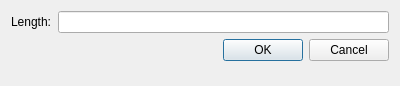
First picture: the form in Ui/UiFiles/Square_cross_section_dialog_window.ui, repository mark2661/beamCalculator, before the edit.
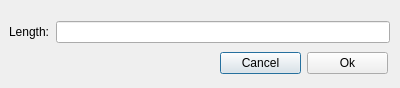
Second picture: the form after the edit.

Commit message: added automated test for dialog windows

Patch:
```diff
--- a/Ui/UiFiles/Square_cross_section_dialog_window.ui
+++ b/Ui/UiFiles/Square_cross_section_dialog_window.ui
@@ -7,34 +7,60 @@
     <x>0</x>
     <y>0</y>
     <width>400</width>
-    <height>86</height>
+    <height>88</height>
    </rect>
   </property>
   <property name="windowTitle">
    <string>Dialog</string>
   </property>
-  <layout class="QFormLayout" name="formLayout">
-   <item row="2" column="0">
-    <widget class="QLabel" name="label">
-     <property name="text">
-      <string>Length:</string>
-     </property>
-    </widget>
-   </item>
-   <item row="2" column="1">
-    <widget class="QLineEdit" name="CrossSectionLengthInputField"/>
-   </item>
-   <item row="3" column="1">
-    <widget class="QDialogButtonBox" name="buttonBox">
-     <property name="orientation">
-      <enum>Qt::Horizontal</enum>
-     </property>
-     <property name="standardButtons">
-      <set>QDialogButtonBox::Cancel|QDialogButtonBox::Ok</set>
-     </property>
-    </widget>
-   </item>
-  </layout>
+  <widget class="QWidget" name="layoutWidget_2">
+   <property name="geometry">
+    <rect>
+     <x>220</x>
+     <y>50</y>
+     <width>168</width>
+     <height>27</height>
+    </rect>
+   </property>
+   <layout class="QHBoxLayout" name="horizontalLayout_2">
+    <item>
+     <widget class="QPushButton" name="Cancel_button">
+      <property name="text">
+       <string>Cancel</string>
+      </property>
+     </widget>
+    </item>
+    <item>
+     <widget class="QPushButton" name="Ok_button">
+      <property name="text">
+       <string>Ok</string>
+      </property>
+     </widget>
+    </item>
+   </layout>
+  </widget>
+  <widget class="QWidget" name="">
+   <property name="geometry">
+    <rect>
+     <x>9</x>
+     <y>21</y>
+     <width>381</width>
+     <height>27</height>
+    </rect>
+   </property>
+   <layout class="QFormLayout" name="formLayout">
+    <item row="0" column="0">
+     <widget class="QLabel" name="label">
+      <property name="text">
+       <string>Length:</string>
+      </property>
+     </widget>
+    </item>
+    <item row="0" column="1">
+     <widget class="QLineEdit" name="crossSectionLengthInputField"/>
+    </item>
+   </layout>
+  </widget>
  </widget>
  <resources/>
  <connections>
```
Left out of the diff: 35 changed lines with no effect on the pictures. The commit also changes 20 other files.
